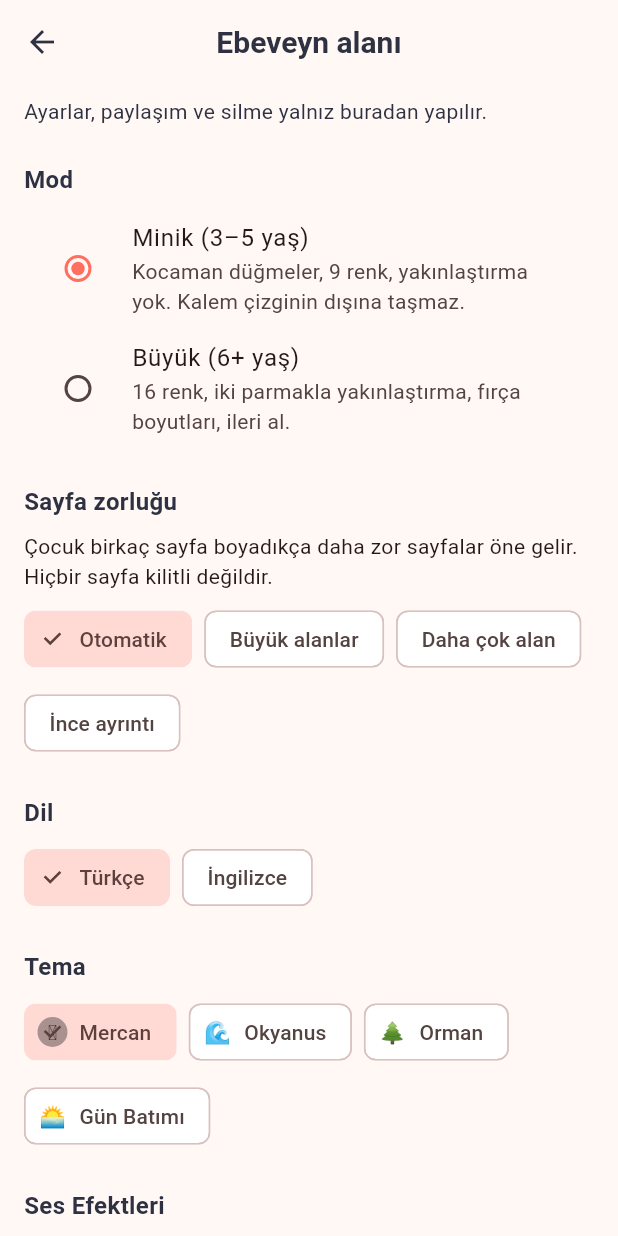
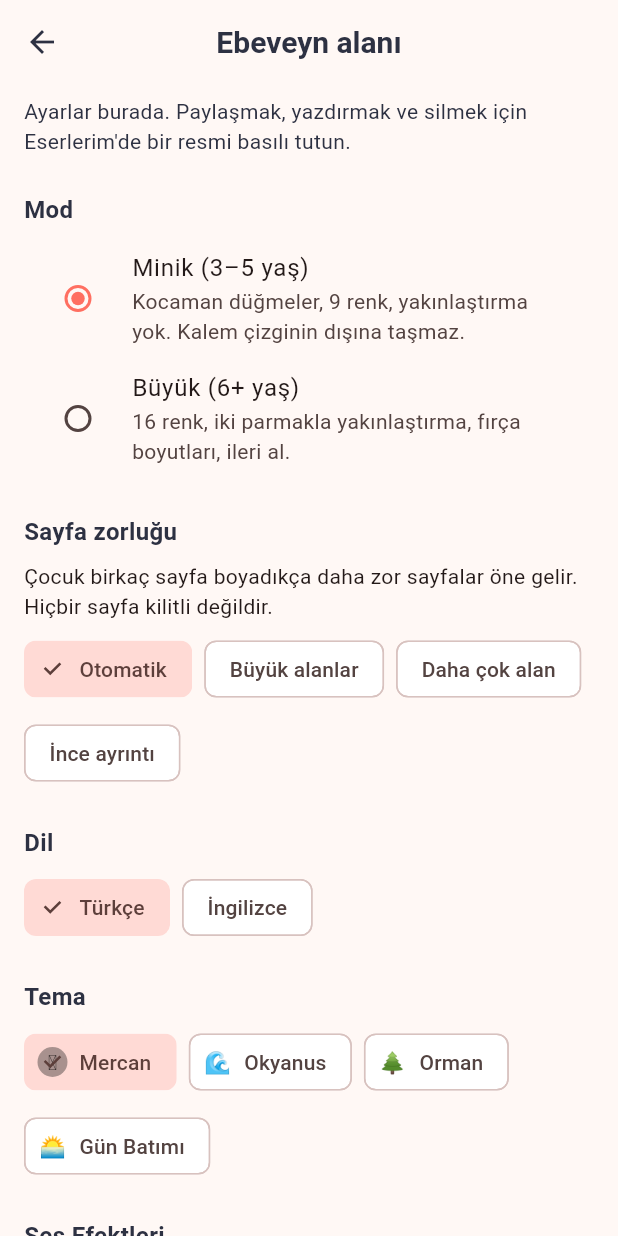
Before and after one commit to muazcoban/cobi-paint-mobile, a Flutter app: the ParentsScreen screen opened directly, after a tap on "Turkish", on a phone screen of 412 x 824 dp. Run offline on Flutter 3.47's test engine with Material 3 defaults, Android fonts, the phone set to English and light mode, and no system bars; our stand-ins replace audioplayers, in_app_purchase, share_plus, shared_preferences; missing offline and left inert: in_app_purchase_platform_interface; accounts and stored records are empty; statements that could not run were skipped.

Commit message:
fix: Review follow-ups for 2.1.1, narrow-pane layout and accessibility tests
Closes the P2 items the App Review risk audit left for 2.1.1, none visible
on the child's screens:
- Parents hint (K-03): settings live here; share, print and delete by
  pressing and holding a picture in My Artworks (TR and EN).
- Privacy text (K-15): the Full Version paragraph moved to its own key
  (privacyPolicyPurchase, a one-time purchase, not a subscription) and is
  appended only when COBI_IAP is on; the missing line break is gone.
- Spoken names (K-04): the switch is hidden until clips for the language are
  bundled (VoiceService.hasVoice), so a toggle that changes nothing is never
  shown.
- Guided Access text (K-10) mentions the Home button; the gate's doc comment
  (K-09) describes the multiplication task, the lock and the idle close.
- iPad and Split View (K-07): a new test lays the coloring screen out on a
  13" iPad in both orientations and in a 320 x 1024 pt pane. The pane
  overflowed by 25 px, so _Metrics now shrinks the controls to the width
  (or height in the wide layout), never below 44 pt.
- Accessibility (K-08): test/accessibility_test.dart checks iOS tap
  targets, labels and 4.5:1 contrast on the home screen, a category, a
  coloring page in Minik and Büyük, My Artworks, its options sheet and the
  delete dialog. The sheet's Delete red (E53935, 4.2:1) became D32F2F.
- CI (K-14): an ios-build job on macos-15 selects the newest Xcode 26 and
  runs flutter build ios --release --no-codesign, so an archive-breaking
  change like the pod deployment targets fails on the PR.
- Version 2.1.1+6. flutter analyze clean, 144 tests pass.

Co-Authored-By: Claude Fable 5.1 <noreply@anthropic.com>

```diff
--- a/lib/l10n/app_localizations.dart
+++ b/lib/l10n/app_localizations.dart
@@ -587,7 +587,7 @@ abstract class AppLocalizations {
   /// No description provided for @parentsHint.
   ///
   /// In tr, this message translates to:
-  /// **'Ayarlar, paylaşım ve silme yalnız buradan yapılır.'**
+  /// **'Ayarlar burada. Paylaşmak, yazdırmak ve silmek için Eserlerim\'de bir resmi basılı tutun.'**
   String get parentsHint;
 
   /// No description provided for @ageMode.
@@ -635,8 +635,14 @@ abstract class AppLocalizations {
   /// No description provided for @privacyPolicyText.
   ///
   /// In tr, this message translates to:
-  /// **'Cobi Paint hiçbir kişisel veri toplamaz.\n\n• Hesap, reklam, analiz aracı ve internet bağlantısı yoktur.\n• Çocuğunuzun boyadığı resimler yalnız bu cihazda saklanır ve hiçbir sunucuya gönderilmez.\n• Bir resim yalnız siz ebeveyn kontrolünü geçip paylaşmayı seçtiğinizde, sistemin paylaşım menüsüyle ve sizin seçtiğiniz uygulamaya gönderilir.\n• Android\'de yazdırma ve galeriye kaydetme de ebeveyn kontrolünün arkasındadır: yazdırma sistemin yazdırma penceresinden geçer, kayıt yalnız bu cihazın galerisine yapılır.\n• Kayıtlı bir resmi Eserlerim\'de basılı tutup ebeveyn kontrolünü geçerek silebilirsiniz. Uygulamayı silmek bütün resimleri siler.\n\nSorularınız için: cobipaint@gmail.com Tam Sürüm satın alımı Apple ya da Google hesabınızla yapılır; uygulama ödeme bilgisine erişmez ve hiçbir veri toplamaz.'**
+  /// **'Cobi Paint hiçbir kişisel veri toplamaz.\n\n• Hesap, reklam, analiz aracı ve internet bağlantısı yoktur.\n• Çocuğunuzun boyadığı resimler yalnız bu cihazda saklanır ve hiçbir sunucuya gönderilmez.\n• Bir resim yalnız siz ebeveyn kontrolünü geçip paylaşmayı seçtiğinizde, sistemin paylaşım menüsüyle ve sizin seçtiğiniz uygulamaya gönderilir.\n• Android\'de yazdırma ve galeriye kaydetme de ebeveyn kontrolünün arkasındadır: yazdırma sistemin yazdırma penceresinden geçer, kayıt yalnız bu cihazın galerisine yapılır.\n• Kayıtlı bir resmi Eserlerim\'de basılı tutup ebeveyn kontrolünü geçerek silebilirsiniz. Uygulamayı silmek bütün resimleri siler.\n\nSorularınız için: cobipaint@gmail.com'**
   String get privacyPolicyText;
+
+  /// No description provided for @privacyPolicyPurchase.
+  ///
+  /// In tr, this message translates to:
+  /// **'Tam Sürüm tek seferlik bir satın almadır, abonelik değildir. Ödemeyi Apple ya da Google alır; uygulama ödeme bilgisini görmez ve hiçbir veri toplamaz.'**
+  String get privacyPolicyPurchase;
 
   /// No description provided for @guidedAccessTitle.
   ///
@@ -647,7 +653,7 @@ abstract class AppLocalizations {
   /// No description provided for @guidedAccessText.
   ///
   /// In tr, this message translates to:
-  /// **'iPhone ve iPad\'de Rehberli Erişim\'i kullanabilirsiniz: Ayarlar > Erişilebilirlik > Rehberli Erişim\'i açın, sonra uygulama açıkken yan düğmeye üç kez basın. Android\'de Ayarlar > Güvenlik > Uygulama sabitleme\'yi kullanın.'**
+  /// **'iPhone ve iPad\'de Rehberli Erişim\'i kullanabilirsiniz: Ayarlar > Erişilebilirlik > Rehberli Erişim\'i açın, sonra uygulama açıkken yan düğmeye (Ana Ekran düğmeli cihazlarda Ana Ekran düğmesine) üç kez basın. Android\'de Ayarlar > Güvenlik > Uygulama sabitleme\'yi kullanın.'**
   String get guidedAccessText;
 
   /// No description provided for @colorNames.
--- a/lib/l10n/app_localizations_tr.dart
+++ b/lib/l10n/app_localizations_tr.dart
@@ -258,7 +258,7 @@ class AppLocalizationsTr extends AppLocalizations {
 
   @override
   String get parentsHint =>
-      'Ayarlar, paylaşım ve silme yalnız buradan yapılır.';
+      'Ayarlar burada. Paylaşmak, yazdırmak ve silmek için Eserlerim\'de bir resmi basılı tutun.';
 
   @override
   String get ageMode => 'Mod';
@@ -285,14 +285,18 @@ class AppLocalizationsTr extends AppLocalizations {
 
   @override
   String get privacyPolicyText =>
-      'Cobi Paint hiçbir kişisel veri toplamaz.\n\n• Hesap, reklam, analiz aracı ve internet bağlantısı yoktur.\n• Çocuğunuzun boyadığı resimler yalnız bu cihazda saklanır ve hiçbir sunucuya gönderilmez.\n• Bir resim yalnız siz ebeveyn kontrolünü geçip paylaşmayı seçtiğinizde, sistemin paylaşım menüsüyle ve sizin seçtiğiniz uygulamaya gönderilir.\n• Android\'de yazdırma ve galeriye kaydetme de ebeveyn kontrolünün arkasındadır: yazdırma sistemin yazdırma penceresinden geçer, kayıt yalnız bu cihazın galerisine yapılır.\n• Kayıtlı bir resmi Eserlerim\'de basılı tutup ebeveyn kontrolünü geçerek silebilirsiniz. Uygulamayı silmek bütün resimleri siler.\n\nSorularınız için: cobipaint@gmail.com Tam Sürüm satın alımı Apple ya da Google hesabınızla yapılır; uygulama ödeme bilgisine erişmez ve hiçbir veri toplamaz.';
+      'Cobi Paint hiçbir kişisel veri toplamaz.\n\n• Hesap, reklam, analiz aracı ve internet bağlantısı yoktur.\n• Çocuğunuzun boyadığı resimler yalnız bu cihazda saklanır ve hiçbir sunucuya gönderilmez.\n• Bir resim yalnız siz ebeveyn kontrolünü geçip paylaşmayı seçtiğinizde, sistemin paylaşım menüsüyle ve sizin seçtiğiniz uygulamaya gönderilir.\n• Android\'de yazdırma ve galeriye kaydetme de ebeveyn kontrolünün arkasındadır: yazdırma sistemin yazdırma penceresinden geçer, kayıt yalnız bu cihazın galerisine yapılır.\n• Kayıtlı bir resmi Eserlerim\'de basılı tutup ebeveyn kontrolünü geçerek silebilirsiniz. Uygulamayı silmek bütün resimleri siler.\n\nSorularınız için: cobipaint@gmail.com';
+
+  @override
+  String get privacyPolicyPurchase =>
+      'Tam Sürüm tek seferlik bir satın almadır, abonelik değildir. Ödemeyi Apple ya da Google alır; uygulama ödeme bilgisini görmez ve hiçbir veri toplamaz.';
 
   @override
   String get guidedAccessTitle => 'Çocuk uygulamada kalsın';
 
   @override
   String get guidedAccessText =>
-      'iPhone ve iPad\'de Rehberli Erişim\'i kullanabilirsiniz: Ayarlar > Erişilebilirlik > Rehberli Erişim\'i açın, sonra uygulama açıkken yan düğmeye üç kez basın. Android\'de Ayarlar > Güvenlik > Uygulama sabitleme\'yi kullanın.';
+      'iPhone ve iPad\'de Rehberli Erişim\'i kullanabilirsiniz: Ayarlar > Erişilebilirlik > Rehberli Erişim\'i açın, sonra uygulama açıkken yan düğmeye (Ana Ekran düğmeli cihazlarda Ana Ekran düğmesine) üç kez basın. Android\'de Ayarlar > Güvenlik > Uygulama sabitleme\'yi kullanın.';
 
   @override
   String get colorNames =>
--- a/lib/l10n/app_tr.arb
+++ b/lib/l10n/app_tr.arb
@@ -213,7 +213,7 @@
   "gateTitle": "Ebeveyn kontrolü",
   "gateInstruction": "Devam etmek için sonucu yaz:",
   "parentsArea": "Ebeveyn alanı",
-  "parentsHint": "Ayarlar, paylaşım ve silme yalnız buradan yapılır.",
+  "parentsHint": "Ayarlar burada. Paylaşmak, yazdırmak ve silmek için Eserlerim'de bir resmi basılı tutun.",
   "ageMode": "Mod",
   "ageModeLittle": "Minik (3–5 yaş)",
   "ageModeLittleDesc": "Kocaman düğmeler, 9 renk, yakınlaştırma yok. Kalem çizginin dışına taşmaz.",
@@ -221,9 +221,10 @@
   "ageModeBigDesc": "16 renk, iki parmakla yakınlaştırma, fırça boyutları, ileri al.",
   "soundVolume": "Ses seviyesi",
   "theme": "Tema",
-  "privacyPolicyText": "Cobi Paint hiçbir kişisel veri toplamaz.\n\n• Hesap, reklam, analiz aracı ve internet bağlantısı yoktur.\n• Çocuğunuzun boyadığı resimler yalnız bu cihazda saklanır ve hiçbir sunucuya gönderilmez.\n• Bir resim yalnız siz ebeveyn kontrolünü geçip paylaşmayı seçtiğinizde, sistemin paylaşım menüsüyle ve sizin seçtiğiniz uygulamaya gönderilir.\n• Android'de yazdırma ve galeriye kaydetme de ebeveyn kontrolünün arkasındadır: yazdırma sistemin yazdırma penceresinden geçer, kayıt yalnız bu cihazın galerisine yapılır.\n• Kayıtlı bir resmi Eserlerim'de basılı tutup ebeveyn kontrolünü geçerek silebilirsiniz. Uygulamayı silmek bütün resimleri siler.\n\nSorularınız için: cobipaint@gmail.com Tam Sürüm satın alımı Apple ya da Google hesabınızla yapılır; uygulama ödeme bilgisine erişmez ve hiçbir veri toplamaz.",
+  "privacyPolicyText": "Cobi Paint hiçbir kişisel veri toplamaz.\n\n• Hesap, reklam, analiz aracı ve internet bağlantısı yoktur.\n• Çocuğunuzun boyadığı resimler yalnız bu cihazda saklanır ve hiçbir sunucuya gönderilmez.\n• Bir resim yalnız siz ebeveyn kontrolünü geçip paylaşmayı seçtiğinizde, sistemin paylaşım menüsüyle ve sizin seçtiğiniz uygulamaya gönderilir.\n• Android'de yazdırma ve galeriye kaydetme de ebeveyn kontrolünün arkasındadır: yazdırma sistemin yazdırma penceresinden geçer, kayıt yalnız bu cihazın galerisine yapılır.\n• Kayıtlı bir resmi Eserlerim'de basılı tutup ebeveyn kontrolünü geçerek silebilirsiniz. Uygulamayı silmek bütün resimleri siler.\n\nSorularınız için: cobipaint@gmail.com",
+  "privacyPolicyPurchase": "Tam Sürüm tek seferlik bir satın almadır, abonelik değildir. Ödemeyi Apple ya da Google alır; uygulama ödeme bilgisini görmez ve hiçbir veri toplamaz.",
   "guidedAccessTitle": "Çocuk uygulamada kalsın",
-  "guidedAccessText": "iPhone ve iPad'de Rehberli Erişim'i kullanabilirsiniz: Ayarlar > Erişilebilirlik > Rehberli Erişim'i açın, sonra uygulama açıkken yan düğmeye üç kez basın. Android'de Ayarlar > Güvenlik > Uygulama sabitleme'yi kullanın.",
+  "guidedAccessText": "iPhone ve iPad'de Rehberli Erişim'i kullanabilirsiniz: Ayarlar > Erişilebilirlik > Rehberli Erişim'i açın, sonra uygulama açıkken yan düğmeye (Ana Ekran düğmeli cihazlarda Ana Ekran düğmesine) üç kez basın. Android'de Ayarlar > Güvenlik > Uygulama sabitleme'yi kullanın.",
   "colorNames": "kırmızı,turuncu,sarı,yeşil,mavi,mor,pembe,kahverengi,siyah,açık mavi,açık yeşil,şeftali,açık sarı,lacivert,koyu yeşil,gri",
   "canvasLabel": "Boyama sayfası"
 }
--- a/lib/screens/my_artworks_screen.dart
+++ b/lib/screens/my_artworks_screen.dart
@@ -183,7 +183,7 @@ class _ArtworkCard extends StatelessWidget {
               ),
             ListTile(
               leading: const Icon(Icons.delete_outline_rounded, color: Color(0xFFE53935)),
-              title: Text(l10n.delete, style: const TextStyle(color: Color(0xFFE53935))),
+              title: Text(l10n.delete, style: const TextStyle(color: Color(0xFFD32F2F))), // 5.0:1 on white
               onTap: () => Navigator.pop(sheetContext, 'delete'),
             ),
           ],
--- a/lib/screens/parents_screen.dart
+++ b/lib/screens/parents_screen.dart
@@ -149,13 +149,21 @@ class ParentsScreen extends StatelessWidget {
               Haptics.selection();
             },
           ),
-          SwitchListTile(
+          // Shown only once clips for this language are bundled (K-04): a
+          // switch that changes nothing would mislead a parent.
+          FutureBuilder<bool>(
+            future: VoiceService().hasVoice(localeProvider.locale.languageCode),
+            builder: (context, snapshot) {
+              if (snapshot.data != true) return const SizedBox.shrink();
+              return SwitchListTile(
                 contentPadding: EdgeInsets.zero,
                 title: Text(l10n.voiceNames),
                 value: settings.voiceEnabled,
                 onChanged: (enabled) {
                   VoiceService().enabled = enabled;
                   app.updateSettings(settings.copyWith(voiceEnabled: enabled));
+                },
+              );
             },
           ),
           _Section(l10n.guidedAccessTitle),
@@ -226,7 +234,13 @@ class PrivacyScreen extends StatelessWidget {
       appBar: AppBar(title: Text(l10n.privacyPolicy)),
       body: SingleChildScrollView(
         padding: const EdgeInsets.all(20),
-        child: SelectableText(l10n.privacyPolicyText, style: const TextStyle(fontSize: 16, height: 1.5)),
+        // The purchase paragraph belongs to builds that sell the Full Version
+        // (COBI_IAP); a reviewer of a build without it would look for a
+        // purchase that is not there (K-15).
+        child: SelectableText(
+          PurchaseService.enabled ? '${l10n.privacyPolicyText}\n\n${l10n.privacyPolicyPurchase}' : l10n.privacyPolicyText,
+          style: const TextStyle(fontSize: 16, height: 1.5),
+        ),
       ),
     );
   }
--- a/pubspec.yaml
+++ b/pubspec.yaml
@@ -2,7 +2,7 @@ name: cobi_paint_mobile
 description: "Cobi Paint - Çocuklar için eğlenceli boyama uygulaması"
 publish_to: 'none'
 
-version: 2.1.0+5
+version: 2.1.1+6
 
 environment:
   sdk: ^3.10.0
```
Also changed, not shown: lib/l10n/app_en.arb (+4 -3 lines), lib/l10n/app_localizations_en.dart (+8 -3 lines), lib/screens/coloring_screen.dart (+11 -2 lines), lib/widgets/parental_gate.dart (+6 -5 lines), 3 other files. Lines whose indentation alone changed are shown as unchanged.
